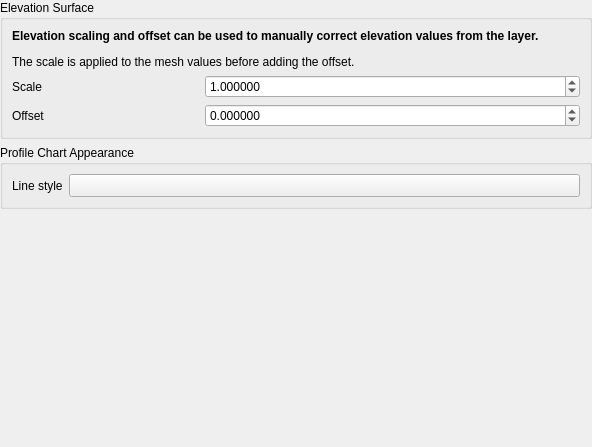
Above: src/ui/mesh/qgsmeshelevationpropertieswidgetbase.ui from carsmie/QGIS before the change. Below: the same form after it.
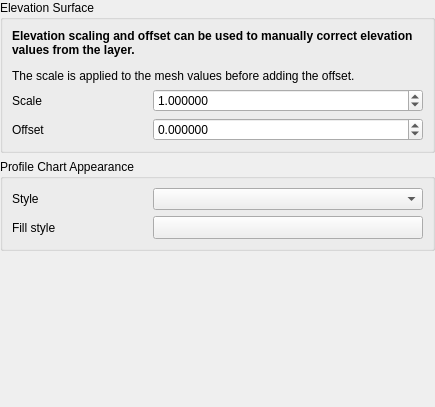
That is the form after the change. The open tabs and pages were chosen to show the change. Custom widgets are drawn as their Qt base class.

Commit message:
[feature] Add option to render raster and mesh elevation surface levels using a fill symbol below the elevation surface
This can be easier to interpret in some cases, and helps match expected
symbology conventions in certain disciplines.

Patch:
```diff
--- a/src/ui/mesh/qgsmeshelevationpropertieswidgetbase.ui
+++ b/src/ui/mesh/qgsmeshelevationpropertieswidgetbase.ui
@@ -6,8 +6,8 @@
    <rect>
     <x>0</x>
     <y>0</y>
-    <width>592</width>
-    <height>447</height>
+    <width>435</width>
+    <height>407</height>
    </rect>
   </property>
   <property name="windowTitle">
@@ -98,29 +98,104 @@
     </widget>
    </item>
    <item>
-    <widget class="QGroupBox" name="groupBox">
+    <widget class="QGroupBox" name="groupBox_3">
      <property name="title">
       <string>Profile Chart Appearance</string>
      </property>
-     <layout class="QGridLayout" name="gridLayout">
+     <layout class="QGridLayout" name="gridLayout_3" columnstretch="1,2">
       <item row="0" column="0">
-       <widget class="QLabel" name="label_4">
+       <widget class="QLabel" name="label_6">
         <property name="text">
-         <string>Line style</string>
+         <string>Style</string>
         </property>
        </widget>
       </item>
       <item row="0" column="1">
-       <widget class="QgsSymbolButton" name="mLineStyleButton">
+       <widget class="QComboBox" name="mStyleComboBox"/>
+      </item>
+      <item row="1" column="0" colspan="2">
+       <widget class="QStackedWidget" name="mSymbologyStackedWidget">
         <property name="sizePolicy">
-         <sizepolicy hsizetype="Expanding" vsizetype="Fixed">
+         <sizepolicy hsizetype="Preferred" vsizetype="Maximum">
           <horstretch>0</horstretch>
           <verstretch>0</verstretch>
          </sizepolicy>
         </property>
-        <property name="text">
-         <string/>
+        <property name="currentIndex">
+         <number>0</number>
         </property>
+        <widget class="QWidget" name="mPageLine">
+         <layout class="QHBoxLayout" name="horizontalLayout" stretch="1,2">
+          <property name="leftMargin">
+           <number>0</number>
+          </property>
+          <property name="topMargin">
+           <number>0</number>
+          </property>
+          <property name="rightMargin">
+           <number>0</number>
+          </property>
+          <property name="bottomMargin">
+           <number>0</number>
+          </property>
+          <item>
+           <widget class="QLabel" name="label_5">
+            <property name="text">
+             <string>Line style</string>
+            </property>
+           </widget>
+          </item>
+          <item>
+           <widget class="QgsSymbolButton" name="mLineStyleButton">
+            <property name="sizePolicy">
+             <sizepolicy hsizetype="Expanding" vsizetype="Fixed">
+              <horstretch>0</horstretch>
+              <verstretch>0</verstretch>
+             </sizepolicy>
+            </property>
+            <property name="text">
+             <string/>
+            </property>
+           </widget>
+          </item>
+         </layout>
+        </widget>
+        <widget class="QWidget" name="mPageFill">
+         <layout class="QGridLayout" name="gridLayout_4" columnstretch="1,2">
+          <property name="leftMargin">
+           <number>0</number>
+          </property>
+          <property name="topMargin">
+           <number>0</number>
+          </property>
+          <property name="rightMargin">
+           <number>0</number>
+          </property>
+          <property name="bottomMargin">
+           <number>0</number>
+          </property>
+          <item row="0" column="0">
+           <widget class="QLabel" name="label_7">
+            <property name="text">
+             <string>Fill style</string>
+            </property>
+           </widget>
+          </item>
+          <item row="0" column="1">
+           <widget class="QgsSymbolButton" name="mFillStyleButton">
+            <property name="sizePolicy">
+             <sizepolicy hsizetype="Expanding" vsizetype="Fixed">
+              <horstretch>0</horstretch>
+              <verstretch>0</verstretch>
+             </sizepolicy>
+            </property>
+            <property name="text">
+             <string/>
+            </property>
+           </widget>
+          </item>
+         </layout>
+        </widget>
        </widget>
       </item>
      </layout>
```
The commit also changes 22 other files.
